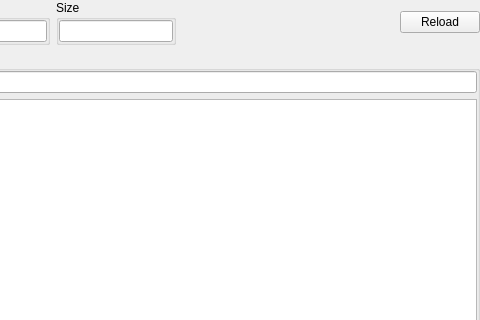
First picture: the form in xhashwidget.ui, repository horsicq/XHashWidget, before the edit; both pictures show x 322 to 802 and y 0 to 320 of the 802 by 448 pixel window.
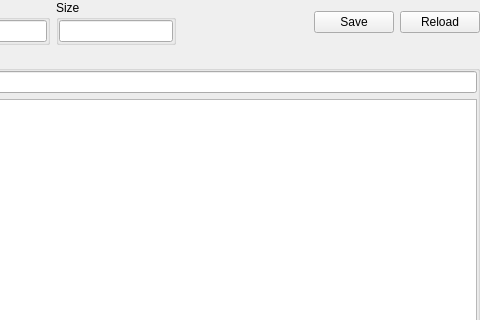
Second picture: the form after the edit. Custom widgets are drawn as their Qt base class.

What changed in the file:
```diff
--- a/xhashwidget.ui
+++ b/xhashwidget.ui
@@ -175,6 +175,13 @@
        </property>
       </spacer>
      </item>
+     <item>
+      <widget class="QPushButton" name="pushButtonSave">
+       <property name="text">
+        <string>Save</string>
+       </property>
+      </widget>
+     </item>
      <item>
       <widget class="QPushButton" name="pushButtonReload">
        <property name="text">
```
